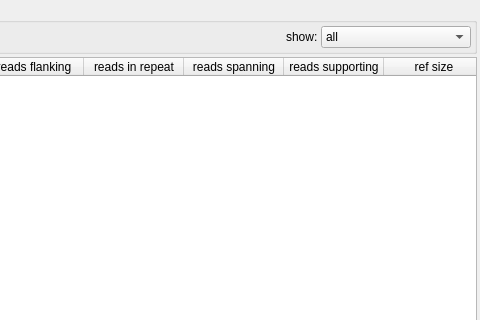
This is src/GSvar/RepeatExpansionWidget.ui in imgag/ngs-bits as Qt 5 draws it before an edit; both pictures show x 820 to 1300 and y 0 to 320 of the 1300 by 920 pixel window. The edited form follows.
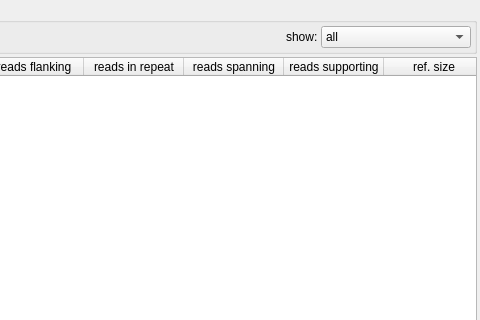
This is the edited form.

The edit to the form file:
```diff
--- a/src/GSvar/RepeatExpansionWidget.ui
+++ b/src/GSvar/RepeatExpansionWidget.ui
@@ -323,7 +323,7 @@
      </column>
      <column>
       <property name="text">
-       <string>ref size</string>
+       <string>ref. size</string>
       </property>
      </column>
      <column>
```
